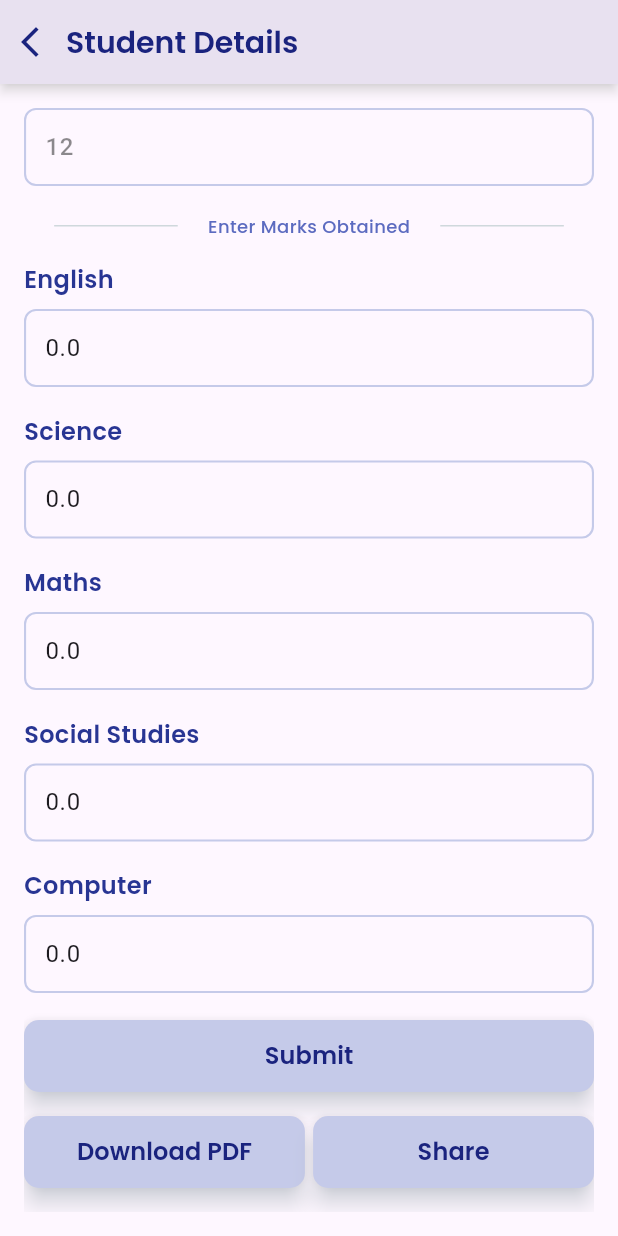
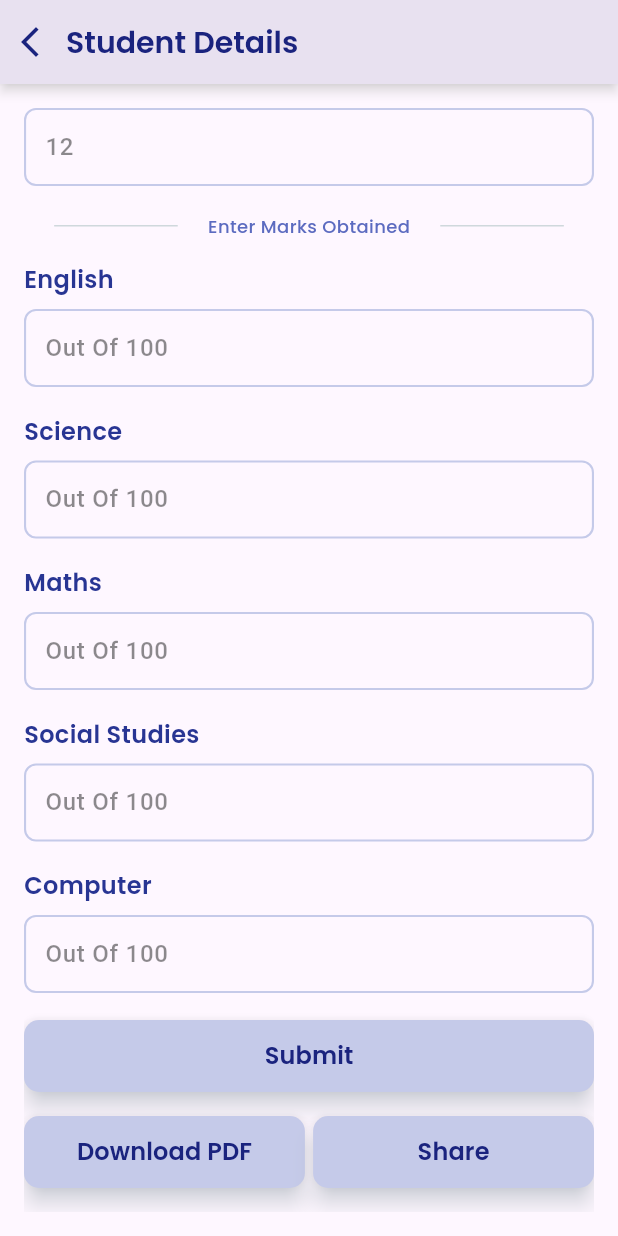
Before and after one commit to jagritixjha/student_data_app, a Flutter app: the ShowDetailsScreen screen opened directly with empty values, scrolled down 503 dp, on a phone screen of 412 x 824 dp. Run offline on Flutter 3.47's test engine with Material 3 defaults, Android fonts, the phone set to English and light mode, and no system bars; our stand-ins replace google_fonts, image_picker, pdf, printing.

Commit message:
made a fix

```diff
--- a/lib/views/show_details_screen/widgets/build_form.dart
+++ b/lib/views/show_details_screen/widgets/build_form.dart
@@ -135,9 +135,11 @@ class BuildMarksheetForm {
           TextFieldWidget(
               hint: 'Out Of 100',
               labelText: 'English',
-              validatorVariable: sd.englishMarks.toString(),
+              validatorVariable: sd.englishMarks.toString() == '0.0'
+                  ? ''
+                  : sd.englishMarks.toString(),
               validatorFunc: (value) {
-                return value!.isEmpty ? 'enter Standard' : null;
+                return value!.isEmpty ? 'enter marks' : null;
               },
               saveData: (value) {
                 sd.englishMarks = double.parse(value!);
@@ -145,36 +147,44 @@ class BuildMarksheetForm {
           TextFieldWidget(
             hint: 'Out Of 100',
             labelText: 'Science',
-            validatorVariable: sd.scienceMarks.toString(),
+            validatorVariable: sd.scienceMarks.toString() == '0.0'
+                ? ''
+                : sd.scienceMarks.toString(),
             validatorFunc: (value) {
-              return value!.isEmpty ? 'enter Standard' : null;
+              return value!.isEmpty ? 'enter marks' : null;
             },
             saveData: (value) => sd.scienceMarks = double.parse(value!),
           ),
           TextFieldWidget(
             hint: 'Out Of 100',
             labelText: 'Maths',
-            validatorVariable: sd.mathsMarks.toString(),
+            validatorVariable: sd.mathsMarks.toString() == '0.0'
+                ? ''
+                : sd.mathsMarks.toString(),
             validatorFunc: (value) {
-              return value!.isEmpty ? 'enter Standard' : null;
+              return value!.isEmpty ? 'enter marks' : null;
             },
             saveData: (value) => sd.mathsMarks = double.parse(value!),
           ),
           TextFieldWidget(
             hint: 'Out Of 100',
             labelText: 'Social Studies',
-            validatorVariable: sd.socialStudiesMarks.toString(),
+            validatorVariable: sd.socialStudiesMarks.toString() == '0.0'
+                ? ''
+                : sd.socialStudiesMarks.toString(),
             validatorFunc: (value) {
-              return value!.isEmpty ? 'enter Standard' : null;
+              return value!.isEmpty ? 'enter marks' : null;
             },
             saveData: (value) => sd.socialStudiesMarks = double.parse(value!),
           ),
           TextFieldWidget(
             hint: 'Out Of 100',
             labelText: 'Computer',
-            validatorVariable: sd.computerMarks.toString(),
+            validatorVariable: sd.computerMarks.toString() == '0.0'
+                ? ''
+                : sd.computerMarks.toString(),
             validatorFunc: (value) {
-              return value!.isEmpty ? 'enter Standard' : null;
+              return value!.isEmpty ? 'enter marks' : null;
             },
             saveData: (value) => sd.computerMarks = double.parse(value!),
           ),
```
